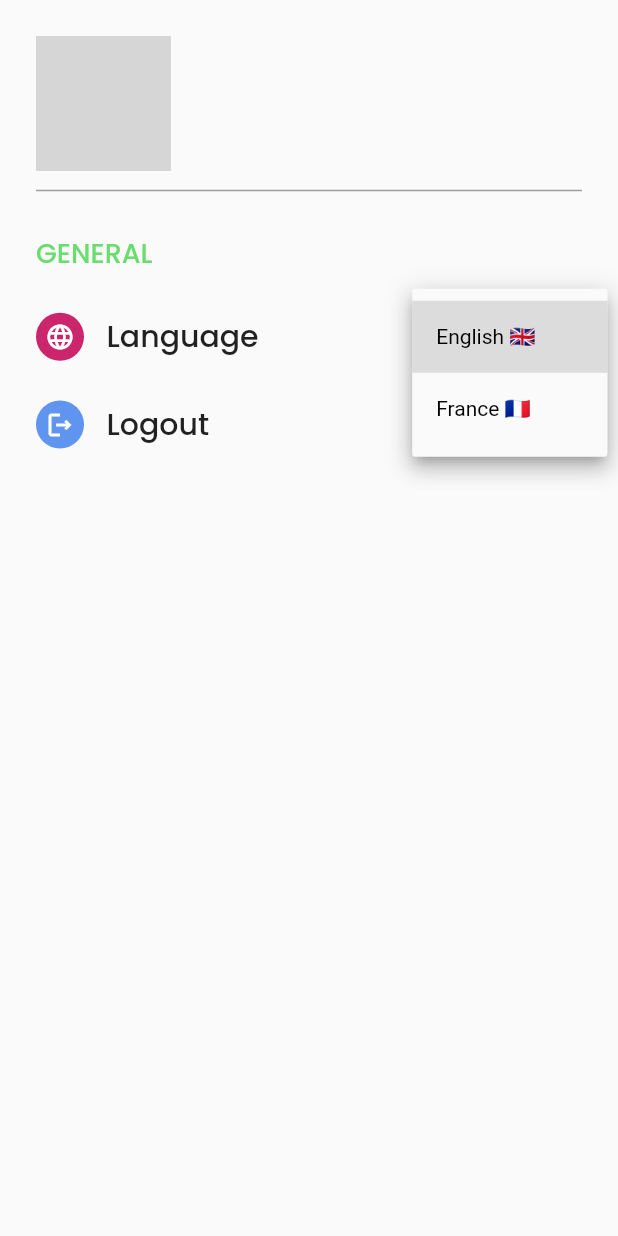
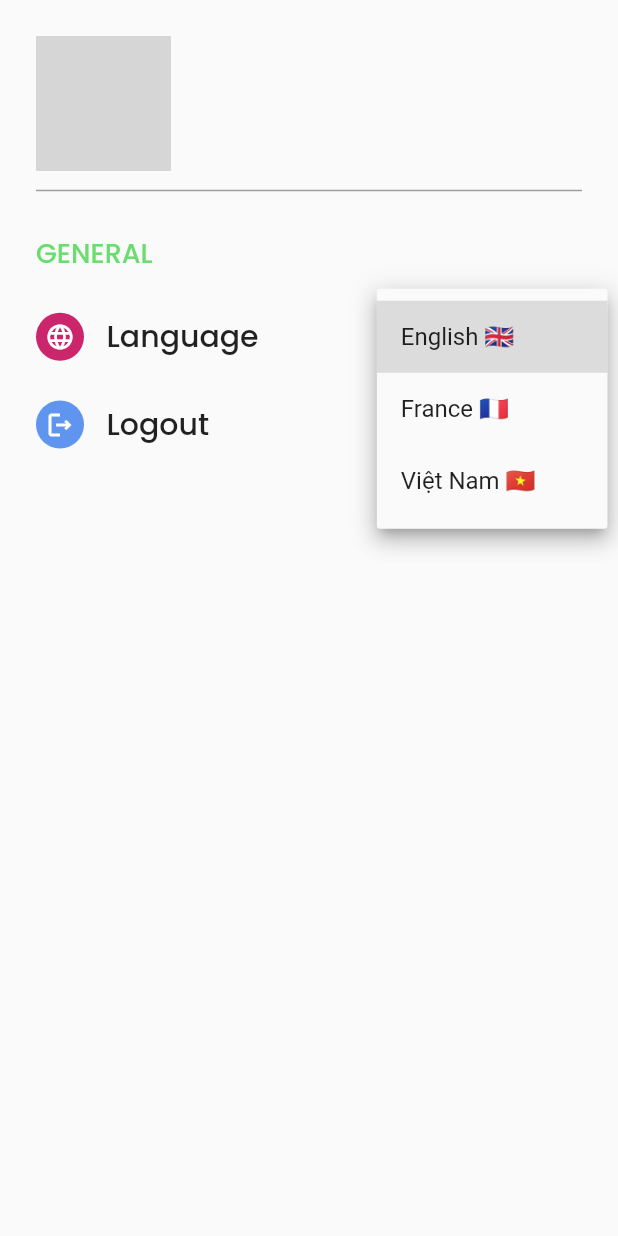
Before and after one commit to Ngochiendev/ShopApp, a Flutter app: the SettingScreen screen opened directly, after a tap on "English 🇬🇧", on a phone screen of 412 x 824 dp. Run offline on Flutter 3.47's test engine with Material 2 defaults, Android fonts, the phone set to English and light mode, and no system bars; our stand-ins replace badges, carousel_slider, cloud_firestore, firebase_auth, firebase_core, flutter_rating_bar and 10 more; missing offline and left inert: flutter_facebook_auth; accounts and stored records are empty; network calls fail; statements that could not run were skipped; grey boxes are pictures that could not be loaded.

Commit message:
fixed Language

```diff
--- a/lib/View/widgets/setting/language_widget.dart
+++ b/lib/View/widgets/setting/language_widget.dart
@@ -1,16 +1,20 @@
 // ignore_for_file: public_member_api_docs, sort_constructors_first
 import 'package:flutter/material.dart';
 import 'package:get/get.dart';
-
 import 'package:shopapp/View/widgets/text_ultils.dart';
 import 'package:shopapp/logic/controller/setting_controller.dart';
 import 'package:shopapp/ultils/theme.dart';
-import 'package:shopapp/ultils/ultilService.dart';
 
-class SetLanguageWidget extends StatelessWidget {
-  SetLanguageWidget({
+class SetLanguageWidget extends StatefulWidget {
+  const SetLanguageWidget({
     Key? key,
   }) : super(key: key);
+
+  @override
+  State<SetLanguageWidget> createState() => _SetLanguageWidgetState();
+}
+
+class _SetLanguageWidgetState extends State<SetLanguageWidget> {
   final controller = Get.find<SettingController>();
 
   @override
@@ -52,33 +56,27 @@ class SetLanguageWidget extends StatelessWidget {
               ),
             ),
             child: DropdownButtonHideUnderline(
-              child: DropdownButton<String>(
-                  items: [
-                    DropdownMenuItem(
-                      value: ene,
-                      child: Text(
-                        english,
-                        style:
-                            const TextStyle(fontSize: 14, color: Colors.black),
-                      ),
+              child: DropdownButton<String?>(
+                value: controller.currentTranslation.value,
+                onChanged: (value) {
+                  controller.setTranslation(value: value!);
+                  Get.updateLocale(Locale(value));
+                },
+                // selectedItemBuilder: (context) => List.from(
+                //   translations.map((e) => Text(e['title']!)),
+                // ),
+                items: List.from(
+                  translations.map(
+                    (e) => DropdownMenuItem<String?>(
+                      onTap: () {
+                        controller.setTranslation(value: e['value']!);
+                      },
+                      value: e['value'],
+                      child: Text(e['title']!),
                     ),
-                    DropdownMenuItem(
-                      value: frr,
-                      child: Text(
-                        france,
-                        style:
-                            const TextStyle(fontSize: 14, color: Colors.black),
-                      ),
-                    ),
-                  ],
-                  icon: const Icon(
-                    Icons.arrow_drop_down,
                   ),
-                  value: ene,
-                  onChanged: (value) {
-                    controller.changeLanguage(value!);
-                    Get.updateLocale(Locale(value));
-                  }),
+                ),
+              ),
             ),
           ),
         ],
--- a/lib/logic/controller/setting_controller.dart
+++ b/lib/logic/controller/setting_controller.dart
@@ -1,42 +1,68 @@
+import 'package:flutter/material.dart';
 import 'package:get/get.dart';
-import 'package:get_storage/get_storage.dart';
-import 'package:shopapp/ultils/ultilService.dart';
 
 class SettingController extends GetxController {
-  var storage = GetStorage();
-  String langLocal = ene;
+  // var storage = GetStorage();
+  // var langLocal = ene;
   String capitalize(String profileName) {
     return profileName.split("").map((name) => name.capitalize).join("");
   }
 
-  //Language
-  @override
-  void onInit() async {
-    super.onInit();
-    langLocal = await getLanguage;
-  }
+//   //Language
+//   @override
+//   void onInit() async {
+//     super.onInit();
+//     langLocal = await getLanguage;
+//   }
 
-  //void saveLanguage
-  void saveLanguage(String lang) async {
-    storage.write("lang", lang).toString();
-  }
+//   //void saveLanguage
+//   void saveLanguage(String lang) async {
+//     storage.write("lang", lang).toString();
+//   }
 
-  Future<String> get getLanguage async {
-    return storage.read("lang").toString();
-  }
+//   Future<String> get getLanguage async {
+//     return storage.read("lang").toString();
+//   }
 
-  void changeLanguage(String typeLanguage) {
-    saveLanguage(typeLanguage);
-    if (langLocal == typeLanguage) {
-      return;
+//   void changeLanguage(String typeLanguage) {
+//     saveLanguage(typeLanguage);
+//     if (langLocal == typeLanguage) {
+//       return;
+//     }
+//     if (typeLanguage == frr) {
+//       langLocal = frr;
+//       saveLanguage(frr);
+//     } else {
+//       langLocal = ene;
+//       saveLanguage(ene);
+//     }
+//     update();
+//   }
+// }
+
+  var currentTranslation = translations[0]['value'].obs;
+
+// translation state
+  void setTranslation({required String value}) {
+    currentTranslation.value = value;
+    switch (value) {
+      case 'en_US':
+        Get.updateLocale(const Locale('en', 'US'));
+        break;
+      case 'fr_FR':
+        Get.updateLocale(const Locale('fr', 'FR'));
+        break;
+      case 'vi_VN':
+        Get.updateLocale(const Locale('vi', 'VN'));
+        break;
+      default:
+        break;
     }
-    if (typeLanguage == frr) {
-      langLocal = frr;
-      saveLanguage(frr);
-    } else {
-      langLocal = ene;
-      saveLanguage(ene);
-    }
-    update();
   }
 }
+
+final List<Map<String, String>> translations = [
+  {'title': 'English 🇬🇧', 'value': 'en_US'},
+  {'title': 'France 🇫🇷', 'value': 'fr_FR'},
+  {'title': 'Việt Nam 🇻🇳', 'value': 'vi_VN'},
+];
--- a/lib/logic/language/localization.dart
+++ b/lib/logic/language/localization.dart
@@ -1,13 +1,23 @@
 import 'package:get/get.dart';
-import 'package:shopapp/logic/language/en.dart';
-import 'package:shopapp/logic/language/fr.dart';
-import 'package:shopapp/ultils/ultilService.dart';
 
 class LocalizationApp extends Translations {
   @override
   Map<String, Map<String, String>> get keys => {
-        ene: en,
-        frr: fr,
-        // vii: vi,
+        "en_US": {
+          "GENERAL": "GENERAL",
+          "Language": "Language",
+          "Logout": "Logout"
+        },
+        "fr_FR": {
+          "GENERAL": "GÉNÉRAL",
+          "Dark Mode": "Mode sombre",
+          "Language": "Langue",
+          "Logout": "Se déconnecter"
+        },
+        "vi_VN": {
+          "GENERAL": "GENERAL",
+          "Language": "Ngôn Ngữ",
+          "Logout": "Đăng Xuất",
+        },
       };
 }
--- a/lib/main.dart
+++ b/lib/main.dart
@@ -5,7 +5,6 @@ import 'package:get/get.dart';
 import 'package:get_storage/get_storage.dart';
 import 'package:shopapp/logic/language/localization.dart';
 import 'package:shopapp/routes/routes.dart';
-import 'package:shopapp/ultils/ultilService.dart';
 
 void main() async {
   WidgetsFlutterBinding.ensureInitialized();
@@ -21,9 +20,9 @@ class MyApp extends StatelessWidget {
   Widget build(BuildContext context) {
     return GetMaterialApp(
       title: 'Shop App',
-      locale: Locale(GetStorage().read<String>("lang").toString()),
+      locale: const Locale('en', 'US'),
+      fallbackLocale: const Locale('en', 'US'),
       translations: LocalizationApp(),
-      fallbackLocale: Locale(ene),
       debugShowCheckedModeBanner: false,
       theme: ThemeData(
         primarySwatch: Colors.blue,
```
